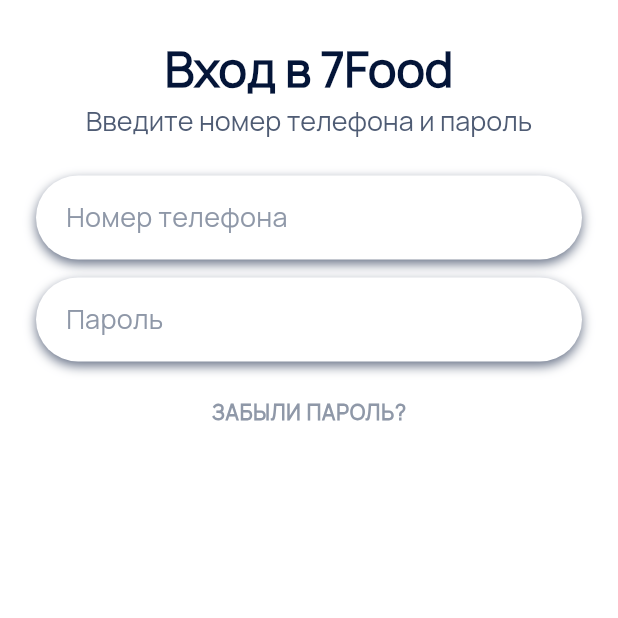
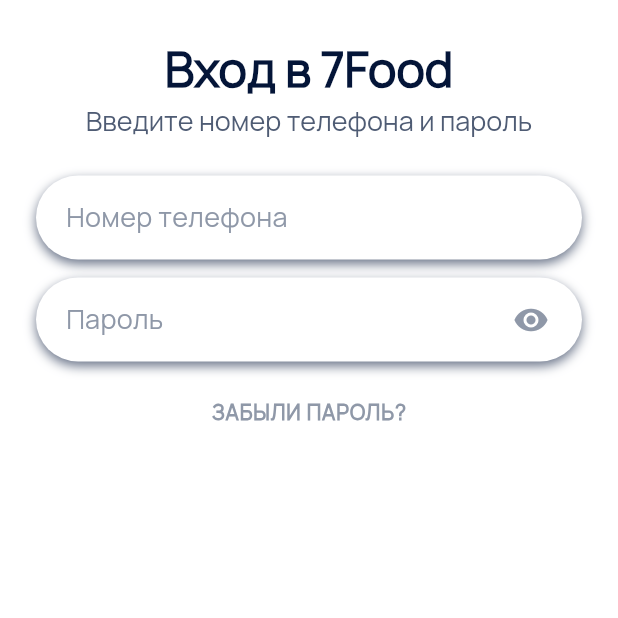
Before and after one commit to Zhamshid/7food_techgarden_flutter, a Flutter app: the LoginScreen screen opened by its route, on a phone screen of 412 x 824 dp, the top half of it. Run offline on Flutter 3.47's test engine with Material 2 defaults, Android fonts, the phone set to English and light mode, and no system bars.

Commit message:
hide/show visibility

```diff
--- a/lib/commons/widgets/rounded_textfield.dart
+++ b/lib/commons/widgets/rounded_textfield.dart
@@ -7,10 +7,16 @@ class RoundedTextField extends StatelessWidget {
     Key? key,
     required this.hintText,
     this.obscureText,
+    this.onPressed,
+    this.icon,
+    this.keyboardType,
   }) : super(key: key);
 
   final String? hintText;
   final bool? obscureText;
+  final void Function()? onPressed;
+  final Icon? icon;
+  final TextInputType? keyboardType;
 
   @override
   Widget build(BuildContext context) {
@@ -30,17 +36,28 @@ class RoundedTextField extends StatelessWidget {
           ),
         ],
       ),
+      child: Row(
+        children: [
+          Flexible(
             child: TextField(
               style: Constants.kTextFieldStyle,
-        obscureText:obscureText == null? false : obscureText!,
-        inputFormatters: [],
+              keyboardType: keyboardType,
+              obscureText: obscureText == null ? false : obscureText!,
+              inputFormatters: const [],
               decoration: InputDecoration(
-          contentPadding: EdgeInsets.only(left: 20,right: 20),
+                contentPadding: EdgeInsets.only(left: 20, right: 20),
                 border: InputBorder.none,
                 hintText: hintText!,
                 hintStyle: Constants.kHintStyle,
               ),
             ),
+          ),
+          IconButton(
+              padding: EdgeInsets.only(right: 20),
+              onPressed: onPressed,
+              icon: icon == null ? SizedBox() : icon!),
+        ],
+      ),
     );
   }
 }
--- a/lib/screens/login_screen.dart
+++ b/lib/screens/login_screen.dart
@@ -1,3 +1,4 @@
+import 'package:flutter/cupertino.dart';
 import 'package:flutter/material.dart';
 import 'package:seven_food_test/commons/constants/constants.dart';
 import 'package:seven_food_test/commons/widgets/custom_rounded_button.dart';
@@ -13,7 +14,10 @@ class LoginScreen extends StatefulWidget {
   _LoginScreenState createState() => _LoginScreenState();
 }
 
+
 class _LoginScreenState extends State<LoginScreen> {
+  bool _obscureText = true;
+
   @override
   Widget build(BuildContext context) {
     return Scaffold(
@@ -37,10 +41,26 @@ class _LoginScreenState extends State<LoginScreen> {
                 SizedBox(height: 24),
                 RoundedTextField(
                   hintText: 'Номер телефона',
+                  keyboardType: TextInputType.phone,
                 ),
                 SizedBox(height: 12),
                 RoundedTextField(
                   hintText: 'Пароль',
+                  obscureText: _obscureText,
+                  icon: Icon(
+                    _obscureText == true
+                        ? Icons.visibility
+                        : Icons.visibility_off,
+                    color: AppColors.gray,
+                  ),
+                  onPressed: () {
+                    setState(
+                      () {
+                        _obscureText = !_obscureText;
+                        print(_obscureText);
+                      },
+                    );
+                  },
                 ),
                 SizedBox(height: 24),
                 Text(
```
Lines whose indentation alone changed are shown as unchanged.
